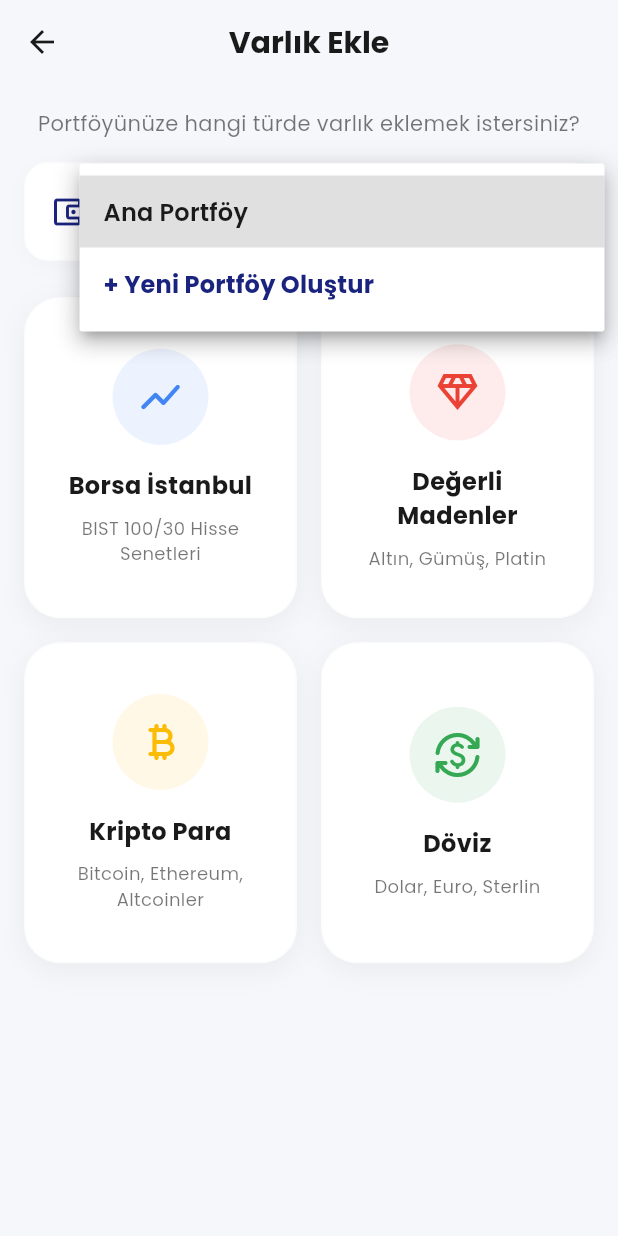
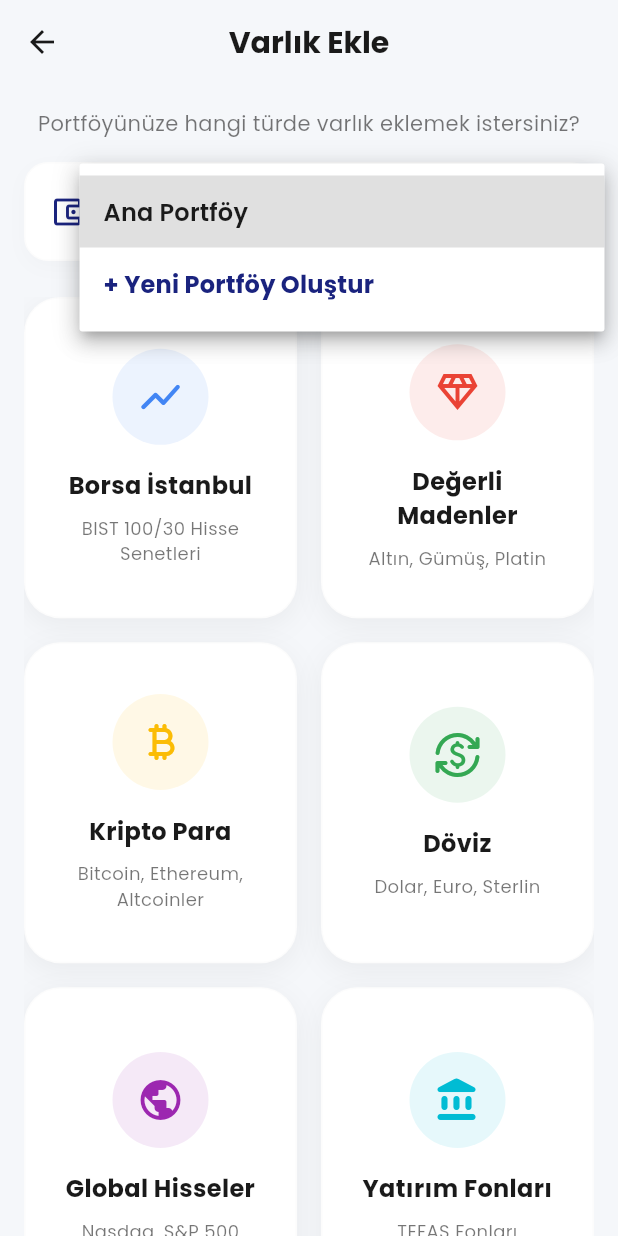
Before and after one commit to Ahmetsplm/AssetMind, a Flutter app: the AssetTypeSelectionScreen screen opened directly, after a tap on "Ana Portföy", on a phone screen of 412 x 824 dp. Run offline on Flutter 3.47's test engine with Material 3 defaults, Android fonts, the phone set to English and light mode, and no system bars; our stand-ins replace confetti, file_picker, fl_chart, flutter_dotenv, flutter_staggered_animations, google_fonts and 9 more; missing offline and left inert: webfeed_plus; accounts and stored records are empty; network calls fail.

Commit message:
yeni varlıklar eklendi fon ve global.

```diff
--- a/lib/models/holding.dart
+++ b/lib/models/holding.dart
@@ -1,4 +1,4 @@
-enum AssetType { STOCK, CRYPTO, GOLD, FOREX }
+enum AssetType { STOCK, CRYPTO, GOLD, FOREX, GLOBAL, FUND }
 
 class Holding {
   final int? id;
--- a/lib/screens/add_asset/asset_list_screen.dart
+++ b/lib/screens/add_asset/asset_list_screen.dart
@@ -12,6 +12,7 @@
 import '../../widgets/skeleton_list_item.dart';
 import '../../widgets/animated_price_widget.dart';
 import '../../widgets/tech_analysis_button.dart';
+import '../../providers/market_provider.dart';
 
 class AssetListScreen extends StatefulWidget {
   final AssetType type;
@@ -53,12 +54,27 @@
         (_) => _loadAssets(),
       );
     }
+
+    // Listen to MarketProvider for instant updates when background fetch completes
+    WidgetsBinding.instance.addPostFrameCallback((_) {
+      _marketProvider = Provider.of<MarketProvider>(context, listen: false);
+      _marketProvider?.addListener(_onMarketUpdate);
+    });
+  }
+
+  MarketProvider? _marketProvider;
+
+  void _onMarketUpdate() {
+    if (mounted) {
+      _loadAssets();
+    }
   }
 
   @override
   void dispose() {
     _searchController.dispose();
     _refreshTimer?.cancel();
+    _marketProvider?.removeListener(_onMarketUpdate);
     super.dispose();
   }
 
@@ -107,6 +123,10 @@
         return 'Kripto Para';
       case AssetType.FOREX:
         return 'Döviz';
+      case AssetType.GLOBAL:
+        return 'Global Hisseler';
+      case AssetType.FUND:
+        return 'Yatırım Fonları';
     }
   }
 
--- a/lib/screens/add_asset/asset_type_selection_screen.dart
+++ b/lib/screens/add_asset/asset_type_selection_screen.dart
@@ -96,6 +96,22 @@
                     icon: Icons.currency_exchange_rounded,
                     color: const Color(0xFF34A853),
                     type: AssetType.FOREX,
+                  ),
+                  _buildCategoryCard(
+                    context,
+                    title: 'Global Hisseler',
+                    subtitle: 'Nasdaq, S&P 500',
+                    icon: Icons.public_rounded,
+                    color: const Color(0xFF9C27B0),
+                    type: AssetType.GLOBAL,
+                  ),
+                  _buildCategoryCard(
+                    context,
+                    title: 'Yatırım Fonları',
+                    subtitle: 'TEFAS Fonları',
+                    icon: Icons.account_balance_rounded,
+                    color: const Color(0xFF00BCD4),
+                    type: AssetType.FUND,
                   ),
                 ],
               ),
--- a/lib/screens/favorites_screen.dart
+++ b/lib/screens/favorites_screen.dart
@@ -154,6 +154,10 @@
         uniqueFavorites.where((f) => f.type == AssetType.FOREX).toList();
     final crypto =
         uniqueFavorites.where((f) => f.type == AssetType.CRYPTO).toList();
+    final global =
+        uniqueFavorites.where((f) => f.type == AssetType.GLOBAL).toList();
+    final fund =
+        uniqueFavorites.where((f) => f.type == AssetType.FUND).toList();
 
     return ListView(
       padding: const EdgeInsets.only(bottom: 20),
@@ -174,6 +178,14 @@
         if (crypto.isNotEmpty) ...[
           _buildSectionHeader(context, 'Kripto Paralar'),
           ...crypto.map((f) => _buildListItem(context, f)),
+        ],
+        if (global.isNotEmpty) ...[
+          _buildSectionHeader(context, 'Global Hisseler'),
+          ...global.map((f) => _buildListItem(context, f)),
+        ],
+        if (fund.isNotEmpty) ...[
+          _buildSectionHeader(context, 'Yatırım Fonları'),
+          ...fund.map((f) => _buildListItem(context, f)),
         ],
       ],
     );
@@ -330,6 +342,12 @@
     } else if (item.type == AssetType.GOLD) {
       icon = Icons.diamond_outlined;
       iconColor = const Color(0xFFEA4335);
+    } else if (item.type == AssetType.GLOBAL) {
+      icon = Icons.public_rounded;
+      iconColor = const Color(0xFF9C27B0);
+    } else if (item.type == AssetType.FUND) {
+      icon = Icons.account_balance_rounded;
+      iconColor = const Color(0xFF00BCD4);
     } else {
       icon = Icons.show_chart_rounded; // Stock
       iconColor = const Color(0xFF4285F4);
--- a/lib/screens/market_screen.dart
+++ b/lib/screens/market_screen.dart
@@ -504,7 +504,7 @@
   }
 
   Widget _buildCategorySelector(BuildContext context) {
-    final categories = ['Özet', 'BIST', 'Kripto', 'Döviz'];
+    final categories = ['Özet', 'BIST', 'Kripto', 'Döviz', 'Global', 'Fonlar'];
     return Showcase(
       key: _oneKey,
       title: 'Kategoriler',
@@ -541,10 +541,15 @@
                     AssetType type;
                     if (index == 1) {
                       type = AssetType.STOCK;
-                    } else if (index == 2)
+                    } else if (index == 2) {
                       type = AssetType.CRYPTO;
-                    else
+                    } else if (index == 3) {
                       type = AssetType.FOREX;
+                    } else if (index == 4) {
+                      type = AssetType.GLOBAL;
+                    } else {
+                      type = AssetType.FUND;
+                    }
 
                     Navigator.push(
                       context,
--- a/lib/screens/portfolio_screen.dart
+++ b/lib/screens/portfolio_screen.dart
@@ -284,6 +284,10 @@
               return const Color(0xFFFBBC05); // Yellow
             case AssetType.FOREX:
               return const Color(0xFF34A853); // Green
+            case AssetType.GLOBAL:
+              return const Color(0xFF9C27B0); // Purple
+            case AssetType.FUND:
+              return const Color(0xFF00BCD4); // Cyan
           }
         }
 
@@ -794,11 +798,15 @@
         final goldCount = provider.getCountByType(AssetType.GOLD);
         final cryptoCount = provider.getCountByType(AssetType.CRYPTO);
         final forexCount = provider.getCountByType(AssetType.FOREX);
+        final globalCount = provider.getCountByType(AssetType.GLOBAL);
+        final fundCount = provider.getCountByType(AssetType.FUND);
 
         final stockVal = provider.getValueByType(AssetType.STOCK);
         final goldVal = provider.getValueByType(AssetType.GOLD);
         final cryptoVal = provider.getValueByType(AssetType.CRYPTO);
         final forexVal = provider.getValueByType(AssetType.FOREX);
+        final globalVal = provider.getValueByType(AssetType.GLOBAL);
+        final fundVal = provider.getValueByType(AssetType.FUND);
 
         final total = provider.totalPortfolioValue;
 
@@ -806,7 +814,9 @@
         if (stockCount == 0 &&
             goldCount == 0 &&
             cryptoCount == 0 &&
-            forexCount == 0) {
+            forexCount == 0 &&
+            globalCount == 0 &&
+            fundCount == 0) {
           return Center(
             child: Padding(
               padding: const EdgeInsets.all(32.0),
@@ -875,6 +885,28 @@
             'value': forexVal,
             'icon': Icons.currency_exchange_rounded,
             'color': const Color(0xFF34A853),
+          });
+        }
+        if (globalCount > 0) {
+          categories.add({
+            'type': AssetType.GLOBAL,
+            'title': "Global Hisseler",
+            'subtitle': "Nasdaq, S&P 500",
+            'count': globalCount,
+            'value': globalVal,
+            'icon': Icons.public_rounded,
+            'color': const Color(0xFF9C27B0),
+          });
+        }
+        if (fundCount > 0) {
+          categories.add({
+            'type': AssetType.FUND,
+            'title': "Yatırım Fonları",
+            'subtitle': "TEFAS",
+            'count': fundCount,
+            'value': fundVal,
+            'icon': Icons.account_balance_rounded,
+            'color': const Color(0xFF00BCD4),
           });
         }
 
```
Also changed, not shown: lib/providers/market_provider.dart (+32 -12 lines), lib/screens/settings_screen.dart (+61 -80 lines), lib/services/api_service.dart (+134 -2 lines), lib/services/asset_service.dart (+12 -0 lines), scratch_cors.dart (added, +13 -0 lines), scratch_proxy.dart (added, +13 -0 lines), scratch_tefas.dart (added, +31 -0 lines).
